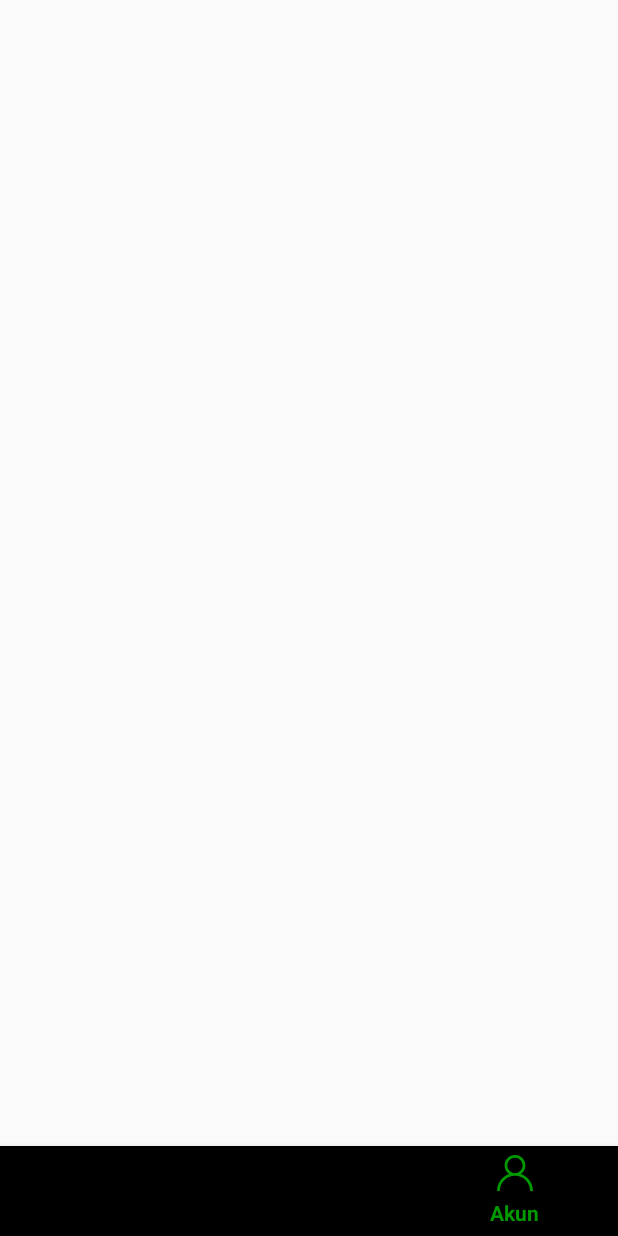
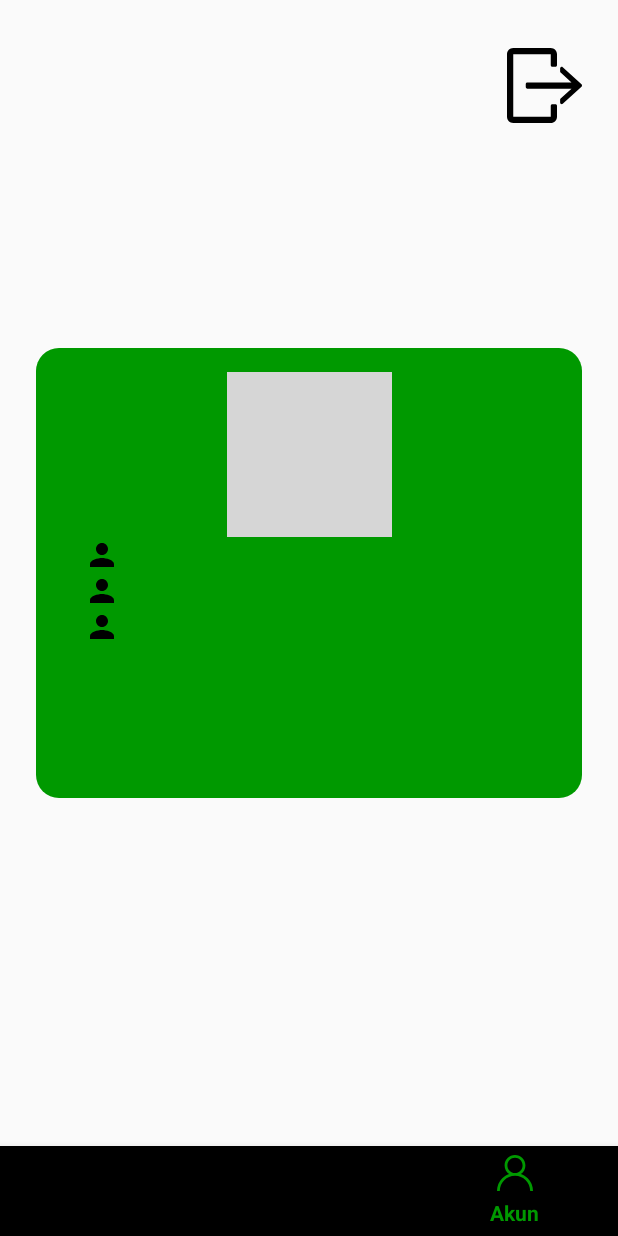
Before and after one commit to Baharudin78/TravelApp, an Android app: the Setting screen opened through its navigation route, on a phone screen of 412 x 824 dp. Run offline under Robolectric (Android 15) with nearby library versions, the phone set to English and light mode, and no system bars; our stand-ins replace Firebase (no records; nobody signed in at launch, a user with empty details on screens opened directly), navigation-ui; Roboto replaces fonts that are not available here; grey boxes are pictures that could not be loaded.

Commit message:
maintenece code and creating more feature

```diff
--- a/app/src/main/AndroidManifest.xml
+++ b/app/src/main/AndroidManifest.xml
@@ -24,16 +24,14 @@
         android:roundIcon="@mipmap/ic_launcher_round"
         android:supportsRtl="true"
         android:theme="@style/AppTheme">
-        <activity android:name=".SuccesAct"></activity>
+        <activity android:name=".TujuanActivity" />
+        <activity android:name=".SuccesAct" />
         <activity android:name=".TicketAct" />
-        <activity android:name=".PersonAct" />
         <activity android:name=".DestinasiActivity" />
         <activity android:name=".TujuanAwalActivity" />
         <activity android:name=".CheckoutActivity" />
-        <activity android:name=".IdentityActivity" />
         <activity android:name=".KursiActivity" />
         <activity android:name=".BusActivity" />
-        <activity android:name=".TujuanActivity" />
         <activity android:name=".HomeActivity" />
         <activity android:name=".PhotoActivity" />
         <activity android:name=".RegisterActivity" />
--- a/app/src/main/java/com/baharudin/travelapp/adapter/TiketAdapter.kt
+++ b/app/src/main/java/com/baharudin/travelapp/adapter/TiketAdapter.kt
@@ -15,8 +15,8 @@ class TiketAdapter(private var data : List<Ticket>) : RecyclerView.Adapter<Tiket
         private var etTanggal : TextView = binding.tvTanggal
 
         fun bindItem(data : Ticket){
-            etTujuanAwal.text = data.tempatAwal
-            etTujuanAkhir.text = data.tujuanAkhir
+            etTujuanAwal.text = data.tujuanAwal
+            etTujuanAkhir.text = data.tempatAwal
             etTanggal.text = data.tanggal
         }
     }
--- a/app/src/main/java/com/baharudin/travelapp/fragment/Dashboard.kt
+++ b/app/src/main/java/com/baharudin/travelapp/fragment/Dashboard.kt
@@ -1,10 +1,11 @@
 package com.baharudin.travelapp.fragment
 
+import android.content.Intent
 import android.os.Bundle
 import android.view.View
 import androidx.fragment.app.Fragment
-import androidx.navigation.fragment.findNavController
 import com.baharudin.travelapp.R
+import com.baharudin.travelapp.TujuanActivity
 import com.baharudin.travelapp.databinding.FragmentDashboardBinding
 import com.baharudin.travelapp.utils.Preference
 import com.bumptech.glide.Glide
@@ -17,7 +18,7 @@ import com.google.firebase.database.FirebaseDatabase
 class Dashboard : Fragment(R.layout.fragment_dashboard) {
 
     private lateinit var preference : Preference
-    lateinit var dataRef : DatabaseReference
+    private lateinit var dataRef : DatabaseReference
     private var _binding : FragmentDashboardBinding? = null
     private val binding get() = _binding!!
 
@@ -30,27 +31,20 @@ class Dashboard : Fragment(R.layout.fragment_dashboard) {
         preference = Preference(requireActivity().applicationContext)
 
         binding.tvNama.text = preference.getData("username")
-        val bottomNavigation = activity?.findViewById<BottomNavigationView>(R.id.nav_bottom)
+        activity?.findViewById<BottomNavigationView>(R.id.nav_bottom)
 
-        if (preference.getData("foto").equals("")){
+        if (preference.getData("foto").equals("")) {
             binding.ivFoto.setImageResource(R.drawable.ic_person)
-        }else{
+        } else {
             Glide.with(this)
                 .load(preference.getData("foto"))
                 .apply(RequestOptions.circleCropTransform())
                 .into(binding.ivFoto)
         }
         binding.ivBus.setOnClickListener {
-            hideBottomNav(bottomNavigation!!)
-            findNavController().navigate(R.id.action_dashboard_to_tujuanFragment)
+            val intent = Intent(requireContext(), TujuanActivity::class.java)
+            startActivity(intent)
         }
 
     }
-    private fun hideBottomNav(bottomNavigation : BottomNavigationView){
-        bottomNavigation.clearAnimation()
-        bottomNavigation.animate().translationY(bottomNavigation.height.toFloat()).setDuration(200)
-    }
-
-
-
 }
--- a/app/src/main/java/com/baharudin/travelapp/fragment/Setting.kt
+++ b/app/src/main/java/com/baharudin/travelapp/fragment/Setting.kt
@@ -1,12 +1,18 @@
 package com.baharudin.travelapp.fragment
 
+import android.app.AlertDialog
+import android.content.DialogInterface
+import android.content.Intent
 import android.os.Bundle
+import android.view.View
+import android.widget.Toast
 import androidx.fragment.app.Fragment
-import android.view.LayoutInflater
-import android.view.View
-import android.view.ViewGroup
+import com.baharudin.travelapp.LoginActivity
 import com.baharudin.travelapp.R
 import com.baharudin.travelapp.databinding.FragmentSettingBinding
+import com.baharudin.travelapp.utils.Preference
+import com.bumptech.glide.Glide
+import com.bumptech.glide.request.RequestOptions
 
 
 class Setting : Fragment(R.layout.fragment_setting) {
@@ -14,9 +20,58 @@ class Setting : Fragment(R.layout.fragment_setting) {
     private var _binding : FragmentSettingBinding? = null
     private val binding get() = _binding!!
 
+    private lateinit var preference : Preference
+
     override fun onViewCreated(view: View, savedInstanceState: Bundle?) {
         super.onViewCreated(view, savedInstanceState)
         _binding = FragmentSettingBinding.bind(view)
 
+        preference = Preference(requireContext())
+
+        showPhoto()
+        showIdentity()
+
+        binding.ivLogout.setOnClickListener {
+            logOut()
+        }
+
+    }
+    private fun showPhoto() {
+        Glide.with(this)
+            .load(preference.getData("foto"))
+            .apply(RequestOptions.circleCropTransform())
+            .into(binding.ivFoto)
+    }
+    private fun showIdentity() {
+        binding.tvNama.text = preference.getData("username")
+        binding.tvEmail.text = preference.getData("email")
+        binding.tvNohp.text = preference.getData("nohp")
+    }
+    private fun logOut() {
+            val builder: AlertDialog.Builder = AlertDialog.Builder(context)
+            builder.setTitle("Alert Dialog")
+                .setMessage("Apakah anda ingin Logout")
+                .setPositiveButton("Oke",
+                    DialogInterface.OnClickListener { dialog, which ->
+                        preference.clear()
+                        Toast.makeText(
+                            requireContext(),
+                            "Tombol oke di klik",
+                            Toast.LENGTH_SHORT
+                        ).show()
+                        startActivity(Intent(requireContext(),LoginActivity::class.java))
+                        activity?.finish()
+                    })
+                .setNegativeButton("Batal",
+                    DialogInterface.OnClickListener { dialog, which ->
+                        Toast.makeText(
+                            context,
+                            "Batal diklik",
+                            Toast.LENGTH_SHORT
+                        ).show()
+                    })
+            val dialog: AlertDialog = builder.create()
+            dialog.show()
+
     }
 }
--- a/app/src/main/java/com/baharudin/travelapp/fragment/Tiket.kt
+++ b/app/src/main/java/com/baharudin/travelapp/fragment/Tiket.kt
@@ -37,7 +37,7 @@ class Tiket : Fragment(R.layout.fragment_tiket) {
                 for (getData in snapshot.children){
                     val tiket = getData.getValue(Ticket::class.java)
                     dataList.add(tiket!!)
-                }
+               }
                 binding.rvRiwayat.adapter = TiketAdapter(dataList)
             }
 
--- a/app/src/main/java/com/baharudin/travelapp/model/Ticket.kt
+++ b/app/src/main/java/com/baharudin/travelapp/model/Ticket.kt
@@ -11,6 +11,6 @@ data class Ticket (
     var tempatAwal : String? ="",
     var tempatAkhir : String? ="",
     var tanggal : String? ="",
-    var bus : String? = null,
-    var total : String? = null
+    var bus : String? = "",
+    var total : String? = ""
 ):Parcelable
--- a/app/src/main/java/com/baharudin/travelapp/utils/Preference.kt
+++ b/app/src/main/java/com/baharudin/travelapp/utils/Preference.kt
@@ -18,4 +18,9 @@ class Preference(context: Context) {
     fun getData(key: String) : String?{
         return sharedPreferences.getString(key, "")
     }
+    fun clear() {
+        val editor : SharedPreferences.Editor = sharedPreferences.edit()
+        editor.clear()
+            .apply()
+    }
 }
--- /dev/null
+++ b/app/src/main/res/drawable/ic_foto.xml
@@ -0,0 +1,10 @@
+<vector xmlns:android="http://schemas.android.com/apk/res/android"
+    android:width="72dp"
+    android:height="72dp"
+    android:viewportWidth="72"
+    android:viewportHeight="72">
+  <path
+      android:pathData="M29.4,7.1c-2.2,0.5 -6.5,2.4 -9.5,4.2 -6.4,3.8 -11.2,11 -12.9,19.3 -1.5,7 0,14.3 4.3,21.5 5.7,9.5 18.9,15.3 29.8,13 22.9,-4.9 31.8,-29.8 17.4,-48.7 -5.2,-6.8 -19.9,-11.5 -29.1,-9.3zM42.2,17.7c5.8,5.5 1.8,15.3 -6.2,15.3 -4.8,-0 -9,-4.2 -9,-8.9 0,-8.1 9.4,-12 15.2,-6.4zM42.3,39.5c6.8,1.8 10.4,3.9 11.3,6.7 1.3,4.3 -9.8,11.8 -17.6,11.8 -7.8,-0 -18.9,-7.5 -17.6,-11.8 0.9,-2.7 4.5,-5 10.8,-6.7 6.8,-1.8 6.4,-1.8 13.1,-0z"
+      android:fillColor="#000000"
+      android:strokeColor="#00000000"/>
+</vector>
--- /dev/null
+++ b/app/src/main/res/drawable/ic_logout.xml
@@ -0,0 +1,12 @@
+<vector xmlns:android="http://schemas.android.com/apk/res/android"
+    android:width="512dp"
+    android:height="512dp"
+    android:viewportWidth="512"
+    android:viewportHeight="512">
+  <path
+      android:fillColor="#FF000000"
+      android:pathData="M330.667,384h-21.333c-5.891,0 -10.667,4.776 -10.667,10.667v74.667h-256V42.667h256v74.667c0,5.891 4.776,10.667 10.667,10.667h21.333c5.891,0 10.667,-4.776 10.667,-10.667V42.667C341.333,19.103 322.231,0 298.667,0h-256C19.103,0 0,19.103 0,42.667v426.667C0,492.898 19.103,512 42.667,512h256c23.564,0 42.667,-19.102 42.667,-42.667v-74.667C341.333,388.776 336.558,384 330.667,384z"/>
+  <path
+      android:fillColor="#FF000000"
+      android:pathData="M508.542,248.135l-128,-117.333c-3.125,-2.844 -7.656,-3.625 -11.5,-1.896c-3.875,1.698 -6.375,5.531 -6.375,9.76V160c0,3.021 1.281,5.906 3.531,7.927l74.151,66.74H138.667c-5.896,0 -10.667,4.771 -10.667,10.667v21.333c0,5.896 4.771,10.667 10.667,10.667h301.682l-74.151,66.74c-2.25,2.021 -3.531,4.906 -3.531,7.927v21.333c0,4.229 2.5,8.063 6.375,9.76c1.375,0.615 2.844,0.906 4.292,0.906c2.615,0 5.198,-0.969 7.208,-2.802l128,-117.333C510.75,261.844 512,258.99 512,256S510.75,250.156 508.542,248.135z"/>
+</vector>
--- /dev/null
+++ b/app/src/main/res/drawable/ic_person_24.xml
@@ -0,0 +1,5 @@
+<vector android:height="24dp" android:tint="#000001"
+    android:viewportHeight="24" android:viewportWidth="24"
+    android:width="24dp" xmlns:android="http://schemas.android.com/apk/res/android">
+    <path android:fillColor="@android:color/white" android:pathData="M12,12c2.21,0 4,-1.79 4,-4s-1.79,-4 -4,-4 -4,1.79 -4,4 1.79,4 4,4zM12,14c-2.67,0 -8,1.34 -8,4v2h16v-2c0,-2.66 -5.33,-4 -8,-4z"/>
+</vector>
--- a/app/src/main/res/layout/fragment_setting.xml
+++ b/app/src/main/res/layout/fragment_setting.xml
@@ -1,10 +1,85 @@
 <?xml version="1.0" encoding="utf-8"?>
 <androidx.constraintlayout.widget.ConstraintLayout xmlns:android="http://schemas.android.com/apk/res/android"
+    xmlns:app="http://schemas.android.com/apk/res-auto"
     xmlns:tools="http://schemas.android.com/tools"
     android:layout_width="match_parent"
     android:layout_height="match_parent"
     tools:context=".fragment.Setting">
 
 
+    <ImageView
+        android:id="@+id/iv_logout"
+        android:layout_width="50dp"
+        android:layout_height="50dp"
+        android:layout_marginTop="32dp"
+        android:layout_marginEnd="24dp"
+        app:srcCompat="@drawable/ic_logout"
+        app:layout_constraintEnd_toEndOf="parent"
+        app:layout_constraintTop_toTopOf="parent" />
 
+
+    <LinearLayout
+        android:layout_width="match_parent"
+        android:layout_height="300dp"
+        android:layout_marginStart="24dp"
+        android:layout_marginEnd="24dp"
+        android:background="@drawable/bg_shape_green"
+        app:layout_constraintBottom_toBottomOf="parent"
+        app:layout_constraintEnd_toEndOf="parent"
+        app:layout_constraintStart_toStartOf="parent"
+        app:layout_constraintTop_toTopOf="parent">
+
+        <androidx.constraintlayout.widget.ConstraintLayout
+            android:layout_width="match_parent"
+            android:layout_height="match_parent">
+
+            <ImageView
+                android:id="@+id/iv_foto"
+                android:layout_width="110dp"
+                android:layout_height="110dp"
+                android:layout_marginTop="16dp"
+                app:layout_constraintEnd_toEndOf="parent"
+                app:layout_constraintStart_toStartOf="parent"
+                app:layout_constraintTop_toTopOf="parent"
+                app:srcCompat="@drawable/ic_foto" />
+
+
+            <TextView
+                android:id="@+id/tv_nama"
+                android:layout_width="match_parent"
+                android:layout_height="wrap_content"
+                android:layout_marginStart="32dp"
+                android:layout_marginEnd="32dp"
+                android:drawableStart="@drawable/ic_person_24"
+                android:text="@string/app_name"
+                app:layout_constraintEnd_toEndOf="parent"
+                app:layout_constraintStart_toStartOf="parent"
+                app:layout_constraintTop_toBottomOf="@+id/iv_foto" />
+
+            <TextView
+                android:id="@+id/tv_email"
+                android:layout_width="match_parent"
+                android:layout_height="wrap_content"
+                android:layout_marginStart="32dp"
+                android:layout_marginEnd="32dp"
+                android:drawableStart="@drawable/ic_person_24"
+                android:text="@string/app_name"
+                app:layout_constraintEnd_toEndOf="parent"
+                app:layout_constraintStart_toStartOf="parent"
+                app:layout_constraintTop_toBottomOf="@+id/tv_nama" />
+
+            <TextView
+                android:id="@+id/tv_nohp"
+                android:layout_width="match_parent"
+                android:layout_height="wrap_content"
+                android:layout_marginStart="32dp"
+                android:layout_marginEnd="32dp"
+                android:drawableStart="@drawable/ic_person_24"
+                android:text="@string/app_name"
+                app:layout_constraintEnd_toEndOf="parent"
+                app:layout_constraintStart_toStartOf="parent"
+                app:layout_constraintTop_toBottomOf="@+id/tv_email" />
+
+        </androidx.constraintlayout.widget.ConstraintLayout>
+    </LinearLayout>
 </androidx.constraintlayout.widget.ConstraintLayout>
--- a/app/src/main/res/layout/item_tiket.xml
+++ b/app/src/main/res/layout/item_tiket.xml
@@ -27,6 +27,7 @@
                 android:layout_height="wrap_content"
                 android:layout_marginStart="24dp"
                 android:layout_marginTop="24dp"
+                android:fontFamily="@font/montserrat_bold"
                 app:layout_constraintStart_toStartOf="parent"
                 app:layout_constraintTop_toTopOf="parent"
                 tools:text="HAHAHA" />
@@ -43,6 +44,7 @@
 
             <TextView
                 android:id="@+id/tv_tujuanakhir"
+                android:fontFamily="@font/montserrat_bold"
                 android:layout_width="wrap_content"
                 android:layout_height="wrap_content"
                 android:layout_marginTop="24dp"
@@ -53,6 +55,7 @@
 
             <TextView
                 android:id="@+id/tv_tanggal"
+                android:fontFamily="@font/montserrat_bold"
                 android:layout_width="wrap_content"
                 android:layout_height="wrap_content"
                 android:layout_marginTop="8dp"
--- a/app/src/main/res/navigation/nav_bottom.xml
+++ b/app/src/main/res/navigation/nav_bottom.xml
@@ -9,11 +9,7 @@
         android:id="@+id/dashboard"
         android:name="com.baharudin.travelapp.fragment.Dashboard"
         android:label="Dashboard"
-        tools:layout="@layout/fragment_dashboard" >
-        <action
-            android:id="@+id/action_dashboard_to_tujuanFragment"
-            app:destination="@id/tujuanFragment" />
-    </fragment>
+        tools:layout="@layout/fragment_dashboard" />
     <fragment
         android:id="@+id/tiket"
         android:name="com.baharudin.travelapp.fragment.Tiket"
@@ -24,13 +20,4 @@
         android:name="com.baharudin.travelapp.fragment.Setting"
         android:label="Setting"
         tools:layout="@layout/fragment_setting" />
-    <fragment
-        android:id="@+id/tujuanFragment"
-        android:name="com.baharudin.travelapp.ui.TujuanFragment"
-        android:label="TujuanFragment"
-        tools:layout="@layout/fragment_tujuan" >
-        <action
-            android:id="@+id/action_tujuanFragment_to_dashboard"
-            app:destination="@id/dashboard" />
-    </fragment>
 </navigation>
--- a/build.gradle
+++ b/build.gradle
@@ -6,7 +6,7 @@ buildscript {
         jcenter()
     }
     dependencies {
-        classpath 'com.android.tools.build:gradle:4.1.2'
+        classpath 'com.android.tools.build:gradle:4.2.1'
         classpath "org.jetbrains.kotlin:kotlin-gradle-plugin:$kotlin_version"
         classpath 'com.google.gms:google-services:4.3.4'
 
```
Also changed, not shown: app/build.gradle (+12 -9 lines), app/src/main/java/com/baharudin/travelapp/CheckoutActivity.kt (+16 -15 lines), app/src/main/java/com/baharudin/travelapp/TujuanActivity.kt (renamed from app/src/main/java/com/baharudin/travelapp/ui/TujuanFragment.kt, +21 -25 lines), app/src/main/res/layout/activity_tujuan.xml (renamed from app/src/main/res/layout/fragment_tujuan.xml), gradle/wrapper/gradle-wrapper.properties.
